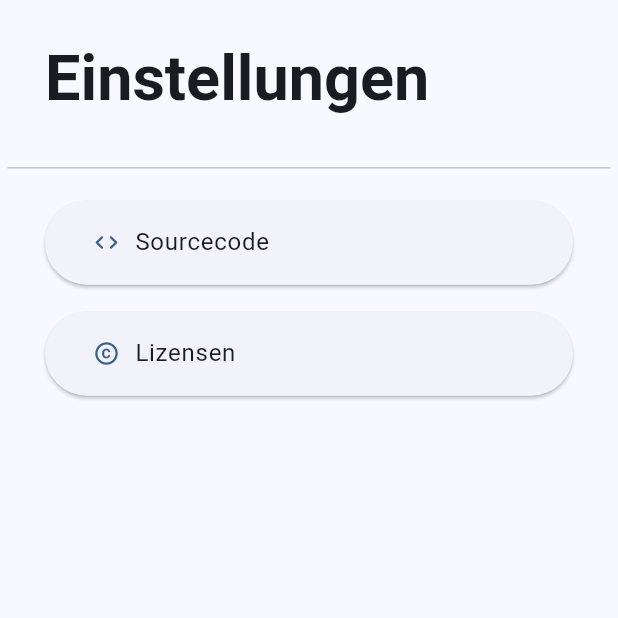
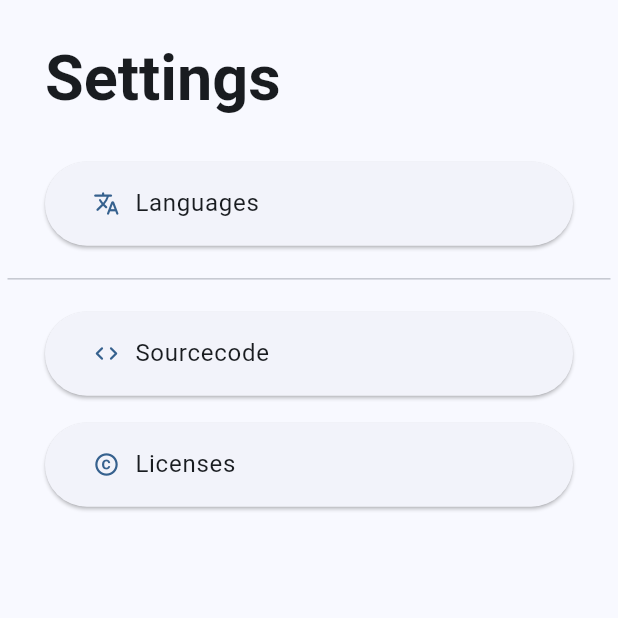
Before and after one commit to lelehier/sort-demo, a Flutter app: the SettingsScreen screen opened directly, on a phone screen of 412 x 824 dp, the top half of it. Run offline on Flutter 3.47's test engine with Material 2 defaults, Android fonts, the phone set to English and light mode, and no system bars; drawn by our look-alikes of dynamic_color; generated files the repository leaves out were written again.

Commit message:
Added SettingItems + Localisation

```diff
--- a/lib/l10n/app_de.arb
+++ b/lib/l10n/app_de.arb
@@ -1,4 +1,7 @@
 {
     "algorithms": "Algorithmen",
-    "settings": "Einstellungen"
+    "settings": "Einstellungen",
+    "languages": "Sprachen",
+    "licenses": "Lizensen",
+    "sourcecode": "Quelltext"
 }
--- a/lib/l10n/app_en.arb
+++ b/lib/l10n/app_en.arb
@@ -6,5 +6,17 @@
     "settings": "Settings",
     "@settings":{
         "description": "single word Settings, e.g. for headerbar"
+    },
+    "languages": "Languages",
+    "@languages":{
+        "description": "Used for language selection e.g. settings screen"
+    },
+    "licenses": "Licenses",
+    "@licenses":{
+        "description": "Used in settings and licenses screen"
+    },
+    "sourcecode": "Sourcecode",
+    "@sourcecode":{
+        "description": "Used in settings"
     }
 }
--- a/lib/screens/settings.dart
+++ b/lib/screens/settings.dart
@@ -1,4 +1,5 @@
 import 'package:flutter/material.dart';
+import 'package:flutter_gen/gen_l10n/app_localizations.dart';
 import 'package:sort_demo/widgets/screen_header.dart';
 import 'package:sort_demo/widgets/settings_item.dart';
 import 'package:url_launcher/link.dart';
@@ -17,11 +18,13 @@ class _SettingsScreenState extends State<SettingsScreen> {
       backgroundColor: Theme.of(context).colorScheme.background,
       body: CustomScrollView(
         slivers: [
-          const ScreenHeader('Einstellungen'),
+          ScreenHeader(AppLocalizations.of(context)!.settings),
           SliverList(
             delegate: SliverChildListDelegate(
               // Aktuell reine Platzhalter
               [
+                SettingsItem(const Icon(Icons.translate_rounded),
+                    AppLocalizations.of(context)!.languages),
                 const Padding(
                   padding: EdgeInsets.all(5.0),
                   child: Divider(),
@@ -31,13 +34,13 @@ class _SettingsScreenState extends State<SettingsScreen> {
                   uri: Uri.parse('https://github.com/lelehier/sort-demo'),
                   builder: (context, followLink) => SettingsItem(
                     const Icon(Icons.code_rounded),
-                    'Sourcecode',
+                    AppLocalizations.of(context)!.sourcecode,
                     onPressed: followLink,
                   ),
                 ),
                 SettingsItem(
                   const Icon(Icons.copyright_rounded),
-                  'Lizensen',
+                  AppLocalizations.of(context)!.licenses,
                   onPressed: () {
                     /*
                   - TODO: Add Licende screen
--- a/lib/screens/wrapper.dart
+++ b/lib/screens/wrapper.dart
@@ -91,8 +91,8 @@ class _WrapperState extends State<Wrapper> {
 Widget indexScreen(int index) {
   switch (index) {
     case 1:
+      return const SettingsScreen();
+    default:
       return const Algorithms();
-    default:
-      return const SettingsScreen();
   }
 }
```
Also changed, not shown: pubspec.lock.
